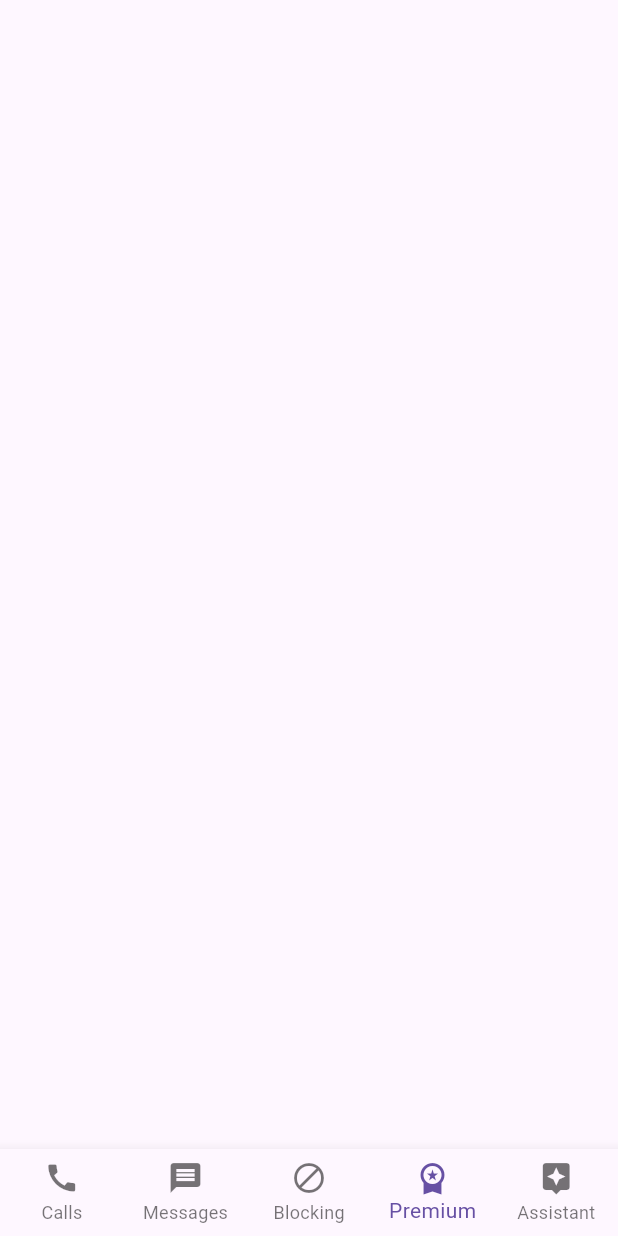
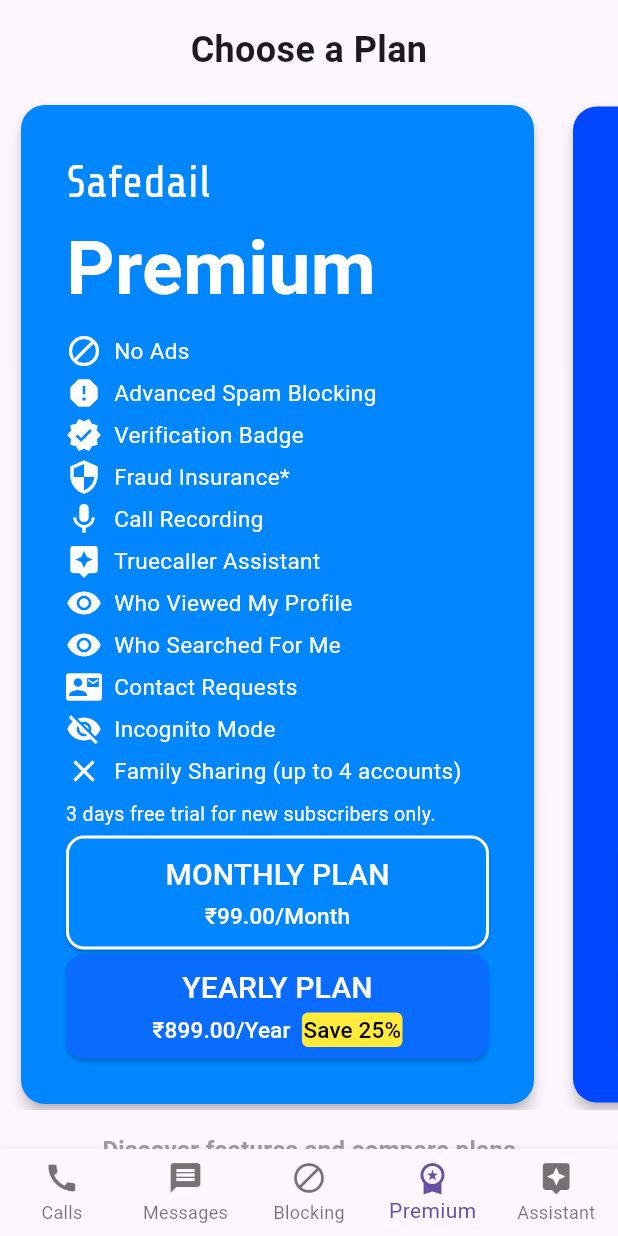
Before and after one commit to Pavan-learnixit/safedail_frountend, a Flutter app: the CustomBottomNaviaionBarScreen screen opened directly, item 4 of the bottom bar chosen, on a phone screen of 412 x 824 dp. Run offline on Flutter 3.47's test engine with Material 3 defaults, Android fonts, the light colour scheme and no system bars; our stand-ins replace device_info_plus, permission_handler; generated files the repository leaves out were written again.

Commit message:
premium screen is ready

```diff
--- /dev/null
+++ b/lib/features/presentation/pages/premium_listtiles.dart
@@ -0,0 +1,70 @@
+import 'package:flutter/material.dart';
+class premium_listtiles extends StatelessWidget {
+  premium_listtiles({super.key});
+  List<String> features = [
+    "Advanced Spam Blocking",
+    "Verification Badge",
+    "Fraud Insurance*",
+    "Call Recording",
+    "Truecaller Assistant",
+    "Who Viewed My Profile",
+    "Who Searched For Me",
+    "Contact Requests",
+    "Incognito Mode",
+    "Family Sharing (up to 4 accounts)",
+    "ghost call",
+    "premium Badge",
+    "live Chat Support"
+  ];
+  List<IconData> featureIcons = [
+    Icons.block, // Advanced Spam Blocking
+    Icons.verified, // Verification Badge
+    Icons.security, // Fraud Insurance*
+    Icons.mic, // Call Recording
+    Icons.record_voice_over, // Truecaller Assistant
+    Icons.visibility, // Who Viewed My Profile
+    Icons.search, // Who Searched For Me
+    Icons.contact_mail, // Contact Requests
+    Icons.visibility_off, // Incognito Mode
+    Icons.group, // Family Sharing
+    Icons.call, // Ghost Call
+    Icons.star, // Premium Badge
+    Icons.chat, // Live Chat Support
+  ];
+
+  @override
+  Widget build(BuildContext context) {
+    return SafeArea(
+        child: SingleChildScrollView(
+            scrollDirection: Axis.vertical,
+            child: Column(
+                children: [
+                  ListView.builder(
+                    shrinkWrap: true,
+                    physics: NeverScrollableScrollPhysics(),
+                    itemCount: features.length,
+                    itemBuilder: (context, index) {
+                      return Card(
+                        elevation: 2,
+                        margin: EdgeInsets.symmetric(horizontal: 16, vertical: 6),
+                        shape: RoundedRectangleBorder(borderRadius: BorderRadius.circular(12)),
+                        child: ListTile(
+                          leading: Icon(featureIcons[index], color: Colors.blueAccent),
+                          title: Text(
+                            features[index],
+                            style: TextStyle(fontWeight: FontWeight.w500),
+                          ),
+                          trailing: Icon(Icons.keyboard_arrow_right),
+                          onTap: () {
+                            // Show more details or upgrade action
+                          },
+                        ),
+                      );
+                    },
+                  ),
+                ]
+            )
+        )
+    );
+  }
+}
--- /dev/null
+++ b/lib/features/presentation/pages/premium_promocard.dart
@@ -0,0 +1,344 @@
+import 'package:flutter/material.dart';
+
+class PremiumPromoCard extends StatelessWidget {
+  final List<String> features = [
+    "No Ads",
+    "Advanced Spam Blocking",
+    "Verification Badge",
+    "Fraud Insurance*",
+    "Call Recording",
+    "Truecaller Assistant",
+    "Who Viewed My Profile",
+    "Who Searched For Me",
+    "Contact Requests",
+    "Incognito Mode",
+    "Family Sharing (up to 4 accounts)",
+  ];
+  IconData getFeatureIcon(String feature) {
+    if (feature.contains("Ads")) return Icons.block;
+    if (feature.contains("Spam")) return Icons.report;
+    if (feature.contains("Verification")) return Icons.verified;
+    if (feature.contains("Insurance")) return Icons.security;
+    if (feature.contains("Recording")) return Icons.mic;
+    if (feature.contains("Assistant")) return Icons.assistant;
+    if (feature.contains("Viewed") || feature.contains("Searched")) return Icons.visibility;
+    if (feature.contains("Contact")) return Icons.contact_mail;
+    if (feature.contains("Incognito")) return Icons.visibility_off;
+    if (feature.contains("Family")) return Icons.close;
+    return Icons.check_circle;
+  }
+  PremiumPromoCard({super.key});
+
+  @override
+  Widget build(BuildContext context) {
+    return SafeArea(
+      child: SingleChildScrollView(
+        scrollDirection: Axis.horizontal,
+        child:Row(
+          children:[Container(
+            width: 350,
+            margin: EdgeInsets.symmetric(horizontal: 10),
+            child:
+            Card(
+              color: const Color(0xFF0086ff),
+              shape: RoundedRectangleBorder(borderRadius: BorderRadius.circular(16)),
+              elevation: 4,
+              child: Padding(
+                padding: const EdgeInsets.all(30),
+                child: Column(
+                  crossAxisAlignment: CrossAxisAlignment.start,
+                  children: [
+                    Column(
+                      crossAxisAlignment: CrossAxisAlignment.start,
+                      children: [
+                        Text("Safedail", style: TextStyle(fontFamily: 'safedailfont', color: Colors.white, fontSize: 30)),
+                        Text("Premium", style: TextStyle(color: Colors.white, fontSize: 50, fontWeight: FontWeight.bold)),
+                      ],
+                    ),
+                    SizedBox(height: 5),
+                    ...features.map((feature) => Padding(
+                      padding: const EdgeInsets.symmetric(vertical: 2),
+                      child: Row(
+                        children: [
+                          Icon(getFeatureIcon(feature), color: Colors.white),
+                          SizedBox(width: 8),
+                          Expanded(child: Text(feature, style: TextStyle(fontSize: 15, color: Colors.white))),
+                        ],
+                      ),
+                    )).toList(),
+                    SizedBox(height: 5),
+                    Text("3 days free trial for new subscribers only.", style: TextStyle(color: Colors.white, fontSize: 13), textAlign: TextAlign.center),
+                    SizedBox(height: 5),
+                    Column(
+                      crossAxisAlignment: CrossAxisAlignment.stretch,
+                      children: [
+                        ElevatedButton(
+                          style: ElevatedButton.styleFrom(
+                            backgroundColor: Color(0xFF0086ff),
+                            padding: const EdgeInsets.symmetric(vertical: 12),
+                            shape: RoundedRectangleBorder(
+                              borderRadius: BorderRadius.circular(12),
+                              side: BorderSide(color: Colors.white, width: 2),
+                            ),
+                          ),
+                          onPressed: () {},
+                          child: Column(
+                            children: [
+                              Text("MONTHLY PLAN", style: TextStyle(fontSize: 20, color: Colors.white)),
+                              SizedBox(height: 2),
+                              Text("₹99.00/Month", style: TextStyle(fontSize: 15, color: Colors.white)),
+                            ],
+                          ),
+                        ),
+                        SizedBox(height: 3),
+                        ElevatedButton(
+                          style: ElevatedButton.styleFrom(
+                            backgroundColor: Color(0xFF096cfe),
+                            padding: const EdgeInsets.symmetric(vertical: 8),
+                            shape: RoundedRectangleBorder(
+                              borderRadius: BorderRadius.circular(12),
+                            ),
+                          ),
+                          onPressed: () {},
+                          child: Column(
+                            children: [
+                              Text("YEARLY PLAN", style: TextStyle(fontSize: 20, color: Colors.white)),
+                              SizedBox(height: 2),
+                              Row(
+                                mainAxisAlignment: MainAxisAlignment.center,
+                                children: [
+                                  Text("₹899.00/Year  ", style: TextStyle(fontSize: 15, color: Colors.white)),
+                                  Container(decoration: BoxDecoration(
+                                    color: Colors.yellow,
+                                    border: Border.all(
+                                      color: Colors.yellow, // Border color
+                                      width: 1,           // Border width
+                                    ),
+                                    borderRadius: BorderRadius.circular(4), // Optional: rounded corners
+                                  ),
+                                      child: Text("Save 25%", style: TextStyle(fontSize: 15, color: Colors.black))),
+
+                                ],
+                              ),
+                            ],
+                          ),
+                        ),
+                      ],
+                    ),
+                  ],
+                ),
+              ),
+            ),
+          ),
+            Container(
+              width: 350,
+              margin: EdgeInsets.symmetric(horizontal: 8),
+              child: Card(
+                color: const Color(0xFF0147FF),
+                shape: RoundedRectangleBorder(borderRadius: BorderRadius.circular(16)),
+                elevation: 4,
+                child: Padding(
+                  padding: const EdgeInsets.all(30),
+                  child: Column(
+                    crossAxisAlignment: CrossAxisAlignment.start,
+                    children: [
+                      Column(
+                        crossAxisAlignment: CrossAxisAlignment.start,
+                        children: [
+                          Text("Safedail", style: TextStyle(fontFamily: 'safedailfont', color: Colors.white, fontSize: 30)),
+                          Text("Premium", style: TextStyle(color: Colors.white, fontSize: 50, fontWeight: FontWeight.bold)),
+                        ],
+                      ),
+                      SizedBox(height: 5),
+                      ...features.map((feature) => Padding(
+                        padding: const EdgeInsets.symmetric(vertical: 2),
+                        child: Row(
+                          children: [
+                            Icon(getFeatureIcon(feature), color: Colors.white),
+                            SizedBox(width: 8),
+                            Expanded(child: Text(feature, style: TextStyle(fontSize: 15, color: Colors.white))),
+                          ],
+                        ),
+                      )).toList(),
+                      SizedBox(height: 5),
+                      Text("3 days free trial for new subscribers only.", style: TextStyle(color: Colors.white, fontSize: 13), textAlign: TextAlign.center),
+                      SizedBox(height: 5),
+                      Column(
+                        crossAxisAlignment: CrossAxisAlignment.stretch,
+                        children: [
+                          ElevatedButton(
+                            style: ElevatedButton.styleFrom(
+                              backgroundColor: Color(0xFF0147FF),
+                              padding: const EdgeInsets.symmetric(vertical: 12),
+                              shape: RoundedRectangleBorder(
+                                borderRadius: BorderRadius.circular(12),
+                                side: BorderSide(color: Colors.white, width: 2),
+                              ),
+                            ),
+                            onPressed: () {},
+                            child: Column(
+                              children: [
+                                Text("MONTHLY PLAN", style: TextStyle(fontSize: 20, color: Colors.white)),
+                                SizedBox(height: 2),
+                                Text("₹99.00/Month", style: TextStyle(fontSize: 15, color: Colors.white)),
+                              ],
+                            ),
+                          ),
+                          SizedBox(height: 3),
+                          ElevatedButton(
+                            style: ElevatedButton.styleFrom(
+                              backgroundColor: Color(0xFF096cfe),
+                              padding: const EdgeInsets.symmetric(vertical: 8),
+                              shape: RoundedRectangleBorder(
+                                borderRadius: BorderRadius.circular(12),
+                              ),
+                            ),
+                            onPressed: () {},
+                            child: Column(
+                              children: [
+                                Text("YEARLY PLAN", style: TextStyle(fontSize: 20, color: Colors.white)),
+                                Row(
+                                  mainAxisAlignment: MainAxisAlignment.center,
+                                  children: [
+                                    Text("₹899.00/Year  ", style: TextStyle(fontSize: 15, color: Colors.white)),
+                                    Container(
+                                        decoration: BoxDecoration(
+                                          color: Colors.yellow,
+                                          border: Border.all(
+                                            color: Colors.yellow, // Border color
+                                            width: 1,           // Border width
+                                          ),
+                                          borderRadius: BorderRadius.circular(4), // Optional: rounded corners
+                                        ),child: Text("Save 25%", style: TextStyle(fontSize: 15, color: Colors.black))),
+                                  ],
+                                ),
+                              ],
+                            ),
+                          ),
+                        ],
+                      ),
+                    ],
+                  ),
+                ),
+              ),
+            ),
+            Container(
+              width: 350,
+              margin: EdgeInsets.symmetric(horizontal: 8),
+              child: Card(
+                color: const Color(0xFFc8bcee),
+                shape: RoundedRectangleBorder(borderRadius: BorderRadius.circular(16)),
+                elevation: 4,
+                child: Padding(
+                  padding: const EdgeInsets.all(30),
+                  child: Column(
+                    crossAxisAlignment: CrossAxisAlignment.start,
+                    children: [
+                      Column(
+                        crossAxisAlignment:CrossAxisAlignment.start,
+                        children: [
+                          Text("Safedail", style: TextStyle(fontFamily: 'safedailfont', color: Colors.black, fontSize: 30)),
+                          Text("Premium", style: TextStyle(color: Colors.black, fontSize: 50, fontWeight: FontWeight.bold)),
+                        ],
+                      ),
+                      SizedBox(height: 5),
+                      ...features.map((feature) => Padding(
+                        padding: const EdgeInsets.symmetric(vertical: 2),
+                        child: Row(
+                          children: [
+                            Icon(getFeatureIcon(feature), color: Colors.black),
+                            SizedBox(width: 8),
+                            Expanded(child: Text(feature, style: TextStyle(fontSize: 15, color: Colors.black))),
+                          ],
+                        ),
+                      )).toList(),
+                      SizedBox(height: 5),
+                      Text("3 days free trial for new subscribers only.", style: TextStyle(color: Colors.black, fontSize: 13), textAlign: TextAlign.center),
+                      SizedBox(height: 5),
+                      Column(
+                        crossAxisAlignment: CrossAxisAlignment.stretch,
+                        children: [
+                          ElevatedButton(
+                            style: ElevatedButton.styleFrom(
+                              backgroundColor: Color(0xFFc8bcee),
+                              padding: const EdgeInsets.symmetric(vertical: 12),
+                              shape: RoundedRectangleBorder(
+                                borderRadius: BorderRadius.circular(12),
+                                side: BorderSide(color: Colors.white, width: 2),
+                              ),
+                            ),
+                            onPressed: () {},
+                            child: Column(
+                              children: [
+                                Text("MONTHLY PLAN", style: TextStyle(fontSize: 20, color: Colors.black)),
+                                SizedBox(height: 2),
+                                Text("₹99.00/Month", style: TextStyle(fontSize: 15, color: Colors.black)),
+                              ],
+                            ),
+                          ),
+                          SizedBox(height: 3),
+                          ElevatedButton(
+                            style: ElevatedButton.styleFrom(
+                              backgroundColor: Color(0xFF096cfe),
+                              padding: const EdgeInsets.symmetric(vertical: 8),
+                              shape: RoundedRectangleBorder(
+                                borderRadius: BorderRadius.circular(12),
+                              ),
+                            ),
+                            onPressed: () {},
+                            child: Column(
+                              children: [
+                                Text("YEARLY PLAN", style: TextStyle(fontSize: 20, color: Colors.black)),
+                                Row(
+                                  mainAxisAlignment: MainAxisAlignment.center,
+                                  children: [
+                                    Text("₹899.00/Year  ", style: TextStyle(fontSize: 15, color: Colors.black)),
+                                    Container(
+                                        decoration: BoxDecoration(
+                                          color: Colors.yellow,
+                                          border: Border.all(
+                                            color: Colors.yellow, // Border color
+                                            width: 1,           // Border width
+                                          ),
+                                          borderRadius: BorderRadius.circular(4), // Optional: rounded corners
+                                        ),child: Text("Save 25%", style: TextStyle(fontSize: 15, color: Colors.black))),
+                                  ],
+                                ),
+                              ],
+                            ),
+                          ),
+                        ],
+                      ),
+                    ],
+                  ),
+                ),
+              ),
+            ),
+          ],
+        ),
+      ),
+    );
+  }
+}
+
+class PriceTile extends StatelessWidget {
+  final String label;
+  final String price;
+  final bool highlight;
+  final String? subtitle;
+  final Color textColor;
+
+  const PriceTile({
+    required this.label,
+    required this.price,
+    this.highlight = false,
+    this.subtitle,
+    this.textColor = Colors.black,
+  });
+
+  @override
+  Widget build(BuildContext context) {
+    // TODO: implement build
+    throw UnimplementedError();
+  }
+}
--- /dev/null
+++ b/lib/features/presentation/pages/premium_screen.dart
@@ -0,0 +1,52 @@
+import 'package:flutter/material.dart';
+import 'premium_promocard.dart';
+import 'premium_screen2.dart';
+import 'premium_listtiles.dart';
+
+class premiumscreen extends StatefulWidget {
+  const premiumscreen({super.key});
+
+  @override
+  State<premiumscreen> createState() => _premiumscreenState();
+}
+
+class _premiumscreenState extends State<premiumscreen> {
+  @override
+  Widget build(BuildContext context) {
+    return MaterialApp(
+      debugShowCheckedModeBanner: false,
+      title: 'Truecaller Premium',
+      home: Scaffold(
+          body: SafeArea(child: SingleChildScrollView(
+            scrollDirection: Axis.vertical,
+            child: Column(
+              crossAxisAlignment: CrossAxisAlignment.center,
+              children: [
+                Padding(padding: EdgeInsets.all(16),
+                    child:Text("Choose a Plan",textAlign: TextAlign.center,style: TextStyle(fontSize: 24, fontWeight: FontWeight.bold))),
+                    PremiumPromoCard(),
+                    SizedBox(height: 15,),
+                    Center(child: Text("Discover features and compare plans",style: TextStyle(fontSize: 16,color: Colors.grey,fontWeight: FontWeight.bold),),),
+                    premium_screen2(),
+                    SizedBox(height: 7,),
+                TextButton(
+                  onPressed: () {},
+                  child: Text(
+                    "Upgrade Now", // <-- Your button label
+                    style: TextStyle(
+                      color: Colors.blueAccent, // Customize color
+                      fontSize: 18,
+                      fontWeight: FontWeight.bold,
+                    ),
+                  ),
+                )
+                ,
+                SizedBox(height: 7,),
+                premium_listtiles(),
+              ],
+            ),
+          )),
+      )
+    );
+  }
+}
--- /dev/null
+++ b/lib/features/presentation/pages/premium_screen2.dart
@@ -0,0 +1,74 @@
+import 'package:flutter/material.dart';
+class premium_screen2 extends StatelessWidget {
+  premium_screen2({super.key});
+  final ScrollController _scrollController = ScrollController();
+  final GlobalKey sectionKey = GlobalKey();
+
+  @override
+  Widget build(BuildContext context) {
+    return SafeArea(
+      child: SingleChildScrollView(
+        controller: _scrollController,
+        child: Column(
+          mainAxisAlignment: MainAxisAlignment.center,
+          children: [
+            IconButton(
+              icon: Icon(Icons.keyboard_arrow_down),
+              onPressed: () {
+                Scrollable.ensureVisible(
+                  sectionKey.currentContext!,
+                  duration: Duration(milliseconds: 500),
+                  curve: Curves.easeInOut,
+                );
+              },
+            ),
+            Container(
+              key: sectionKey,
+              height: 150,
+              width: MediaQuery.of(context).size.width * 0.85,
+              margin: EdgeInsets.all(24), // Uniform spacing from all sides
+              decoration: BoxDecoration(
+                color: Color(0xFFe7f0ff),
+                borderRadius: BorderRadius.circular(12),
+              ),
+              child: Padding(
+                padding: const EdgeInsets.all(16.0),
+                child: Column(
+                  children: [
+                    Row(
+                      children: [
+                        Icon(Icons.block,color: Colors.blueAccent,),
+                        Text("No Ads ",style: TextStyle(fontSize: 20,color: Colors.grey,fontWeight: FontWeight.bold),),
+                      ],
+                    ),
+                    Align(alignment: Alignment.centerLeft,
+                        child: Text("Enjoy Safedail without any ads",style: TextStyle(fontSize: 16,color: Colors.grey),)),
+                    SizedBox(height: 10,),
+                    Row(
+                      mainAxisAlignment: MainAxisAlignment.spaceEvenly,
+                      children: [
+                        Column(
+                          children: [
+                            Icon(Icons.check_circle,color: Colors.green,),
+                            Text("Premium"),
+                          ],
+                        ),
+                        Column(
+                          children: [
+                            Icon(Icons.check_circle,color: Colors.green,),
+                            Text("Family"),
+                          ],
+                        ),
+                      ],
+                    )
+                  ],
+                ),
+              ),
+            ),
+          ],
+        ),
+      ),
+    )
+    ;
+  }
+}
--- a/lib/features/presentation/widgets/custom_bottom_navigation.dart
+++ b/lib/features/presentation/widgets/custom_bottom_navigation.dart
@@ -1,6 +1,7 @@
 import 'package:flutter/material.dart';
 import 'package:flutter/widgets.dart';
 import 'package:truecaller_clone/features/presentation/pages/calls_screen.dart';
+import 'package:truecaller_clone/features/presentation/pages/premium_screen.dart';
 
 import '../pages/message_screen.dart';
 
@@ -18,7 +19,7 @@
     // Container(),
     MessagesScreen(),
     Container(),
-    Container(),
+    premiumscreen(),
     Container(),
   ];
 
```
Also changed, not shown: pubspec.yaml (+4 -4 lines), assets/fonts/ShareTech-Regular.ttf (added), 4 other files.
